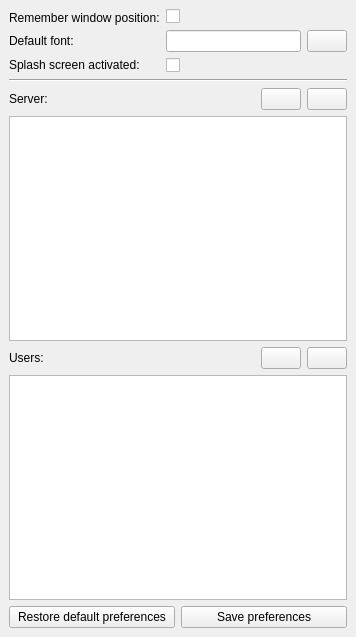
Qt form source/qtdesigner/preferences_ui.ui (MValaguz/Echo) before a commit.
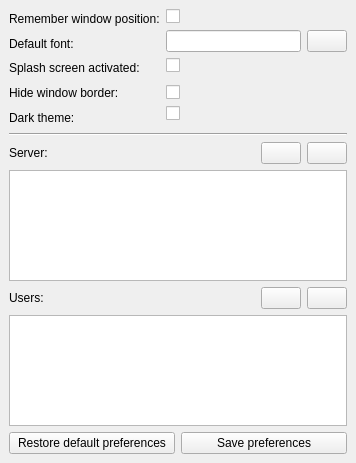
The same form after that commit. Icons and pictures are not drawn.

Diff of the .ui file:
```diff
--- a/source/qtdesigner/preferences_ui.ui
+++ b/source/qtdesigner/preferences_ui.ui
@@ -7,7 +7,7 @@
     <x>0</x>
     <y>0</y>
     <width>356</width>
-    <height>637</height>
+    <height>463</height>
    </rect>
   </property>
   <property name="windowTitle">
@@ -21,7 +21,7 @@
    <layout class="QGridLayout" name="gridLayout_2">
     <item row="0" column="0">
      <layout class="QGridLayout" name="gridLayout">
-      <item row="0" column="0">
+      <item row="0" column="0" rowspan="7">
        <layout class="QVBoxLayout" name="verticalLayout_3">
         <item>
          <widget class="QLabel" name="label_10">
@@ -53,13 +53,30 @@
           </property>
          </widget>
         </item>
+        <item>
+         <widget class="QLabel" name="label">
+          <property name="text">
+           <string>Hide window border:</string>
+          </property>
+          <property name="buddy">
+           <cstring>e_hide_window_border</cstring>
+          </property>
+         </widget>
+        </item>
+        <item>
+         <widget class="QLabel" name="label_2">
+          <property name="text">
+           <string>Dark theme:</string>
+          </property>
+          <property name="buddy">
+           <cstring>e_dark_theme</cstring>
+          </property>
+         </widget>
+        </item>
        </layout>
       </item>
-      <item row="0" column="1">
-       <layout class="QVBoxLayout" name="verticalLayout_4">
-        <item>
-         <widget class="QCheckBox" name="e_remember_window_pos"/>
-        </item>
+      <item row="1" column="1">
+       <layout class="QHBoxLayout" name="horizontalLayout_3">
         <item>
          <widget class="QLineEdit" name="e_default_font_editor">
           <property name="readOnly">
@@ -68,19 +85,36 @@
          </widget>
         </item>
         <item>
-         <widget class="QCheckBox" name="e_default_splash">
-          <property name="text">
-           <string/>
+         <widget class="QPushButton" name="b_default_font_editor">
+          <property name="icon">
+           <iconset resource="resource.qrc">
+            <normaloff>:/icons/icons/font_type.png</normaloff>:/icons/icons/font_type.png</iconset>
           </property>
          </widget>
         </item>
        </layout>
       </item>
-      <item row="0" column="2">
-       <widget class="QPushButton" name="b_default_font_editor">
-        <property name="icon">
-         <iconset resource="resource.qrc">
-          <normaloff>:/icons/icons/font_type.gif</normaloff>:/icons/icons/font_type.gif</iconset>
+      <item row="0" column="1">
+       <widget class="QCheckBox" name="e_remember_window_pos"/>
+      </item>
+      <item row="2" column="1">
+       <widget class="QCheckBox" name="e_default_splash">
+        <property name="text">
+         <string/>
+        </property>
+       </widget>
+      </item>
+      <item row="5" column="1">
+       <widget class="QCheckBox" name="e_dark_theme">
+        <property name="text">
+         <string/>
+        </property>
+       </widget>
+      </item>
+      <item row="4" column="1">
+       <widget class="QCheckBox" name="e_hide_window_border">
+        <property name="text">
+         <string/>
         </property>
        </widget>
       </item>
```
Left out of the diff: 52 changed lines with no effect on the pictures.
